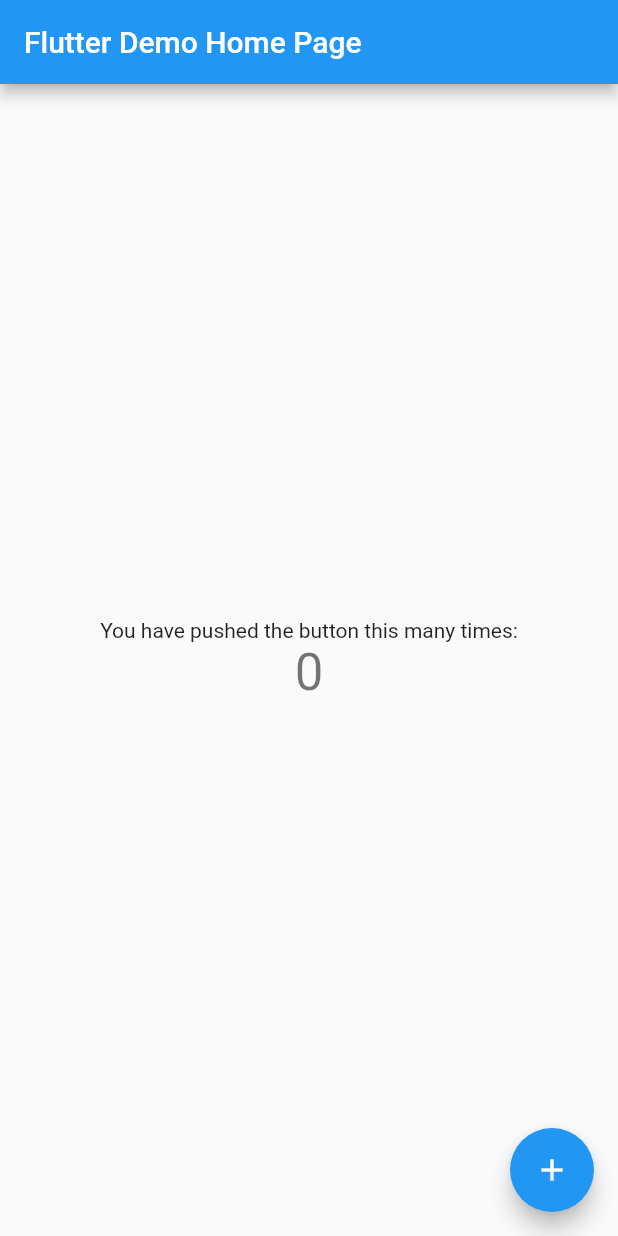
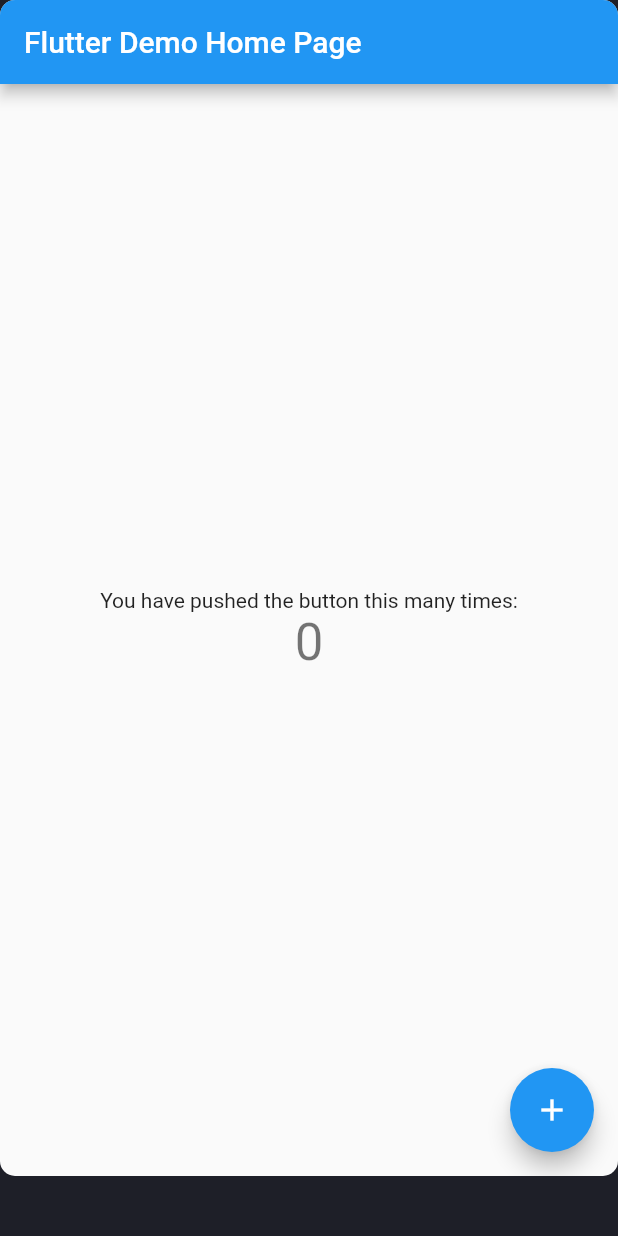
Before and after one commit to Frezyx/flutter_admin, a Flutter app: the screen it shows after launch, on a phone screen of 412 x 824 dp. Run offline on Flutter 3.47's test engine with Material 2 defaults, Android fonts, the phone set to English and light mode, and no system bars; our stand-ins replace device_info_plus, package_info_plus, talker_flutter.

Commit message:
Init UI for flutter_admin bar

```diff
--- a/packages/flutter_admin/example/lib/main.dart
+++ b/packages/flutter_admin/example/lib/main.dart
@@ -1,4 +1,5 @@
 import 'package:flutter/material.dart';
+import 'package:flutter_admin/flutter_admin.dart';
 
 void main() {
   runApp(const MyApp());
@@ -7,39 +8,22 @@ void main() {
 class MyApp extends StatelessWidget {
   const MyApp({super.key});
 
-  // This widget is the root of your application.
   @override
   Widget build(BuildContext context) {
-    return MaterialApp(
-      title: 'Flutter Demo',
-      theme: ThemeData(
-        // This is the theme of your application.
-        //
-        // Try running your application with "flutter run". You'll see the
-        // application has a blue toolbar. Then, without quitting the app, try
-        // changing the primarySwatch below to Colors.green and then invoke
-        // "hot reload" (press "r" in the console where you ran "flutter run",
-        // or simply save your changes to "hot reload" in a Flutter IDE).
-        // Notice that the counter didn't reset back to zero; the application
-        // is not restarted.
-        primarySwatch: Colors.blue,
+    return FlutterAdminWrapper(
+      builder: (context) => MaterialApp(
+        title: 'Flutter Demo',
+        theme: ThemeData(
+          primarySwatch: Colors.blue,
+        ),
+        home: const MyHomePage(title: 'Flutter Demo Home Page'),
       ),
-      home: const MyHomePage(title: 'Flutter Demo Home Page'),
     );
   }
 }
 
 class MyHomePage extends StatefulWidget {
   const MyHomePage({super.key, required this.title});
-
-  // This widget is the home page of your application. It is stateful, meaning
-  // that it has a State object (defined below) that contains fields that affect
-  // how it looks.
-
-  // This class is the configuration for the state. It holds the values (in this
-  // case the title) provided by the parent (in this case the App widget) and
-  // used by the build method of the State. Fields in a Widget subclass are
-  // always marked "final".
 
   final String title;
 
@@ -52,47 +36,18 @@ class _MyHomePageState extends State<MyHomePage> {
 
   void _incrementCounter() {
     setState(() {
-      // This call to setState tells the Flutter framework that something has
-      // changed in this State, which causes it to rerun the build method below
-      // so that the display can reflect the updated values. If we changed
-      // _counter without calling setState(), then the build method would not be
-      // called again, and so nothing would appear to happen.
       _counter++;
     });
   }
 
   @override
   Widget build(BuildContext context) {
-    // This method is rerun every time setState is called, for instance as done
-    // by the _incrementCounter method above.
-    //
-    // The Flutter framework has been optimized to make rerunning build methods
-    // fast, so that you can just rebuild anything that needs updating rather
-    // than having to individually change instances of widgets.
     return Scaffold(
       appBar: AppBar(
-        // Here we take the value from the MyHomePage object that was created by
-        // the App.build method, and use it to set our appbar title.
         title: Text(widget.title),
       ),
       body: Center(
-        // Center is a layout widget. It takes a single child and positions it
-        // in the middle of the parent.
         child: Column(
-          // Column is also a layout widget. It takes a list of children and
-          // arranges them vertically. By default, it sizes itself to fit its
-          // children horizontally, and tries to be as tall as its parent.
-          //
-          // Invoke "debug painting" (press "p" in the console, choose the
-          // "Toggle Debug Paint" action from the Flutter Inspector in Android
-          // Studio, or the "Toggle Debug Paint" command in Visual Studio Code)
-          // to see the wireframe for each widget.
-          //
-          // Column has various properties to control how it sizes itself and
-          // how it positions its children. Here we use mainAxisAlignment to
-          // center the children vertically; the main axis here is the vertical
-          // axis because Columns are vertical (the cross axis would be
-          // horizontal).
           mainAxisAlignment: MainAxisAlignment.center,
           children: <Widget>[
             const Text(
@@ -109,7 +64,7 @@ class _MyHomePageState extends State<MyHomePage> {
         onPressed: _incrementCounter,
         tooltip: 'Increment',
         child: const Icon(Icons.add),
-      ), // This trailing comma makes auto-formatting nicer for build methods.
+      ),
     );
   }
 }
--- a/packages/flutter_admin/lib/flutter_admin.dart
+++ b/packages/flutter_admin/lib/flutter_admin.dart
@@ -1 +1,4 @@
 library flutter_admin;
+
+export 'src/widgets/widgets.dart';
+export 'src/theme/theme.dart';
--- /dev/null
+++ b/packages/flutter_admin/lib/src/theme/defaults.dart
@@ -0,0 +1,9 @@
+import 'package:flutter/material.dart';
+
+final defaultShadow = [
+  BoxShadow(
+    color: Colors.black.withOpacity(0.1),
+    blurRadius: 15,
+    offset: const Offset(0, 2),
+  )
+];
--- /dev/null
+++ b/packages/flutter_admin/lib/src/theme/theme.dart
@@ -0,0 +1,39 @@
+import 'package:flutter/material.dart';
+
+class FlutterAdminTheme {
+  const FlutterAdminTheme({
+    this.primaryColor = Colors.purple,
+    this.backgroundColor = const Color(0xFF1E1F28),
+    this.cardColor = const Color(0xFF2A2C36),
+    this.lightCardColor = const Color(0xFF3C3E4E),
+    this.bodyText = const TextStyle(color: Colors.white, fontSize: 16),
+    this.headerStyle = const TextStyle(
+      color: Colors.white,
+      fontSize: 18,
+      fontWeight: FontWeight.w600,
+    ),
+    this.subtitleText = const TextStyle(
+      color: Colors.white,
+      fontSize: 13,
+      fontWeight: FontWeight.w400,
+    ),
+  });
+
+  final Color primaryColor;
+  final Color backgroundColor;
+  final Color cardColor;
+  final Color lightCardColor;
+  final TextStyle bodyText;
+  final TextStyle subtitleText;
+  final TextStyle headerStyle;
+
+  factory FlutterAdminTheme.fromFlutterTheme(BuildContext context) {
+    final t = Theme.of(context);
+    return FlutterAdminTheme(
+      primaryColor: t.primaryColor,
+      backgroundColor: t.backgroundColor,
+      cardColor: t.cardColor,
+      lightCardColor: t.canvasColor,
+    );
+  }
+}
--- /dev/null
+++ b/packages/flutter_admin/lib/src/widgets/flutter_admin_wrapper/flutter_admin_wrapper.dart
@@ -0,0 +1,38 @@
+import 'package:flutter/material.dart';
+import 'package:flutter_admin/flutter_admin.dart';
+import 'package:flutter_admin/src/widgets/helpers/helpers.dart';
+
+class FlutterAdminWrapper extends StatelessWidget {
+  const FlutterAdminWrapper({
+    Key? key,
+    required this.builder,
+    this.theme = const FlutterAdminTheme(),
+  }) : super(key: key);
+
+  final FlutterAdminTheme theme;
+  final WidgetBuilder builder;
+
+  @override
+  Widget build(BuildContext context) {
+    return MediaQueryIjector(
+      child: Container(
+        decoration: BoxDecoration(color: theme.backgroundColor),
+        child: Column(
+          children: [
+            Expanded(
+              child: ClipRRect(
+                borderRadius: BorderRadius.circular(10),
+                child: builder.call(context),
+              ),
+            ),
+            Container(
+              height: 40,
+              width: double.infinity,
+              decoration: BoxDecoration(color: theme.backgroundColor),
+            ),
+          ],
+        ),
+      ),
+    );
+  }
+}
--- /dev/null
+++ b/packages/flutter_admin/lib/src/widgets/helpers/helpers.dart
@@ -0,0 +1 @@
+export 'media_query_observer.dart';
--- /dev/null
+++ b/packages/flutter_admin/lib/src/widgets/helpers/media_query_observer.dart
@@ -0,0 +1,44 @@
+import 'package:flutter/widgets.dart';
+
+/// Observes the window changes and provides a [MediaQuery]
+/// always up to date.
+class MediaQueryIjector extends StatefulWidget {
+  final Widget child;
+
+  const MediaQueryIjector({
+    Key? key,
+    required this.child,
+  }) : super(key: key);
+
+  @override
+  State<MediaQueryIjector> createState() => _MediaQueryIjectorState();
+}
+
+class _MediaQueryIjectorState extends State<MediaQueryIjector>
+    with WidgetsBindingObserver {
+  @override
+  void didChangeMetrics() {
+    setState(() {});
+    super.didChangeMetrics();
+  }
+
+  @override
+  void initState() {
+    WidgetsBinding.instance.addObserver(this);
+    super.initState();
+  }
+
+  @override
+  void dispose() {
+    WidgetsBinding.instance.removeObserver(this);
+    super.dispose();
+  }
+
+  @override
+  Widget build(BuildContext context) {
+    return MediaQuery(
+      data: MediaQueryData.fromWindow(WidgetsBinding.instance.window),
+      child: widget.child,
+    );
+  }
+}
--- a/packages/flutter_admin/lib/src/widgets/widgets.dart
+++ b/packages/flutter_admin/lib/src/widgets/widgets.dart
@@ -1 +1,2 @@
 export 'flutter_admin_bar/flutter_admin_bar.dart';
+export 'flutter_admin_wrapper/flutter_admin_wrapper.dart';
```
